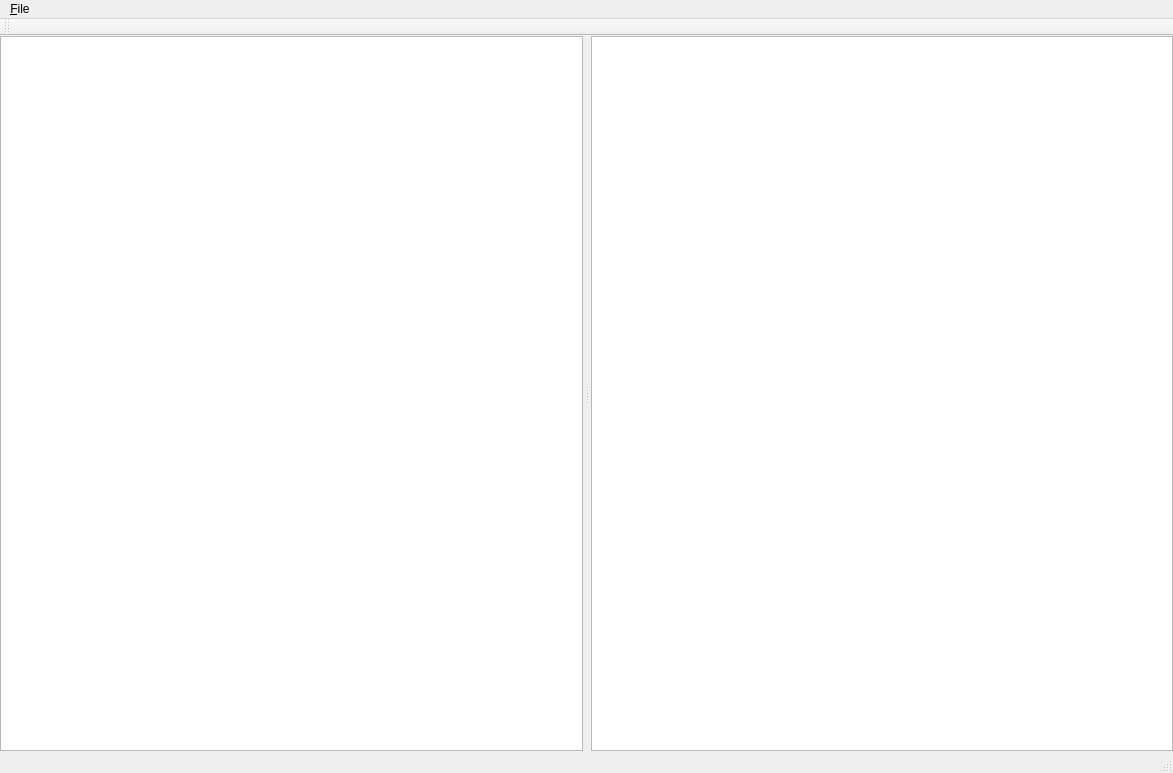
madmaxoft/ContactBookSanitizer, file MainWindow.ui: the form before one commit.
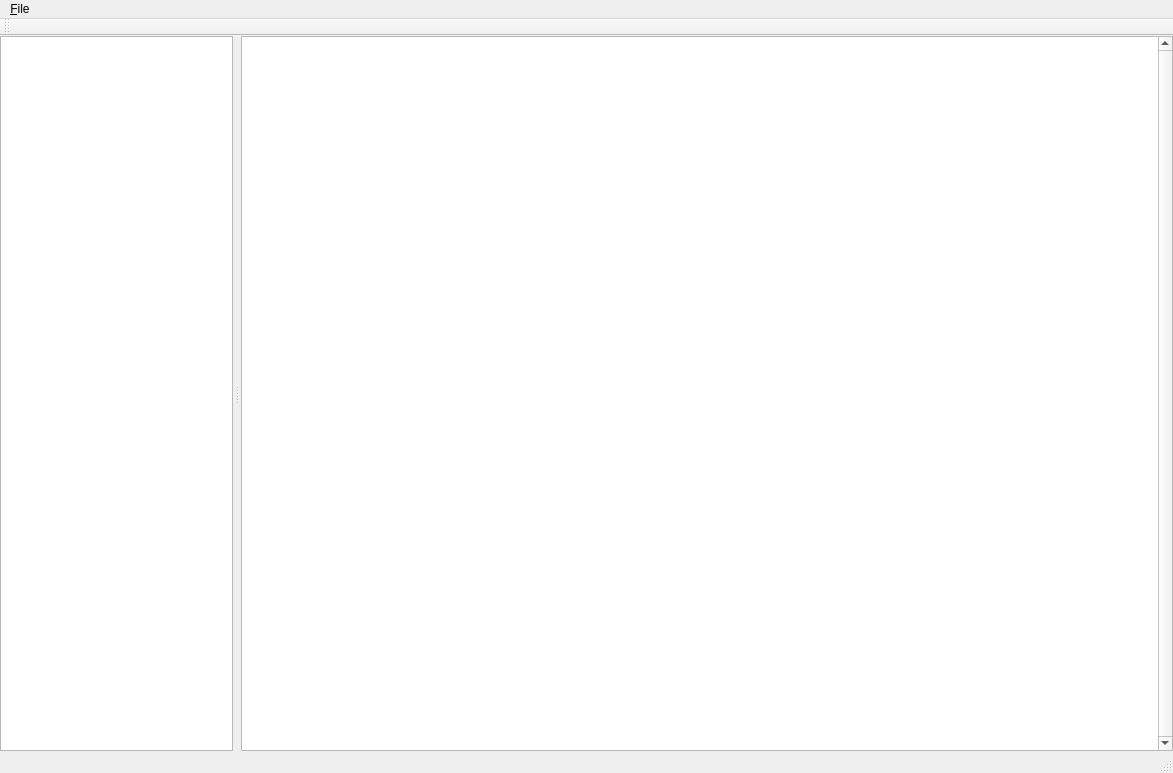
The form after the commit.

```diff
--- a/MainWindow.ui
+++ b/MainWindow.ui
@@ -42,11 +42,27 @@
        <number>8</number>
       </property>
       <widget class="QTreeView" name="tvSession">
+       <property name="sizePolicy">
+        <sizepolicy hsizetype="Expanding" vsizetype="Expanding">
+         <horstretch>1</horstretch>
+         <verstretch>0</verstretch>
+        </sizepolicy>
+       </property>
        <property name="headerHidden">
         <bool>true</bool>
        </property>
       </widget>
-      <widget class="QTreeView" name="tvContactBook"/>
+      <widget class="QTreeView" name="tvContactBook">
+       <property name="sizePolicy">
+        <sizepolicy hsizetype="Expanding" vsizetype="Expanding">
+         <horstretch>4</horstretch>
+         <verstretch>0</verstretch>
+        </sizepolicy>
+       </property>
+       <property name="verticalScrollBarPolicy">
+        <enum>Qt::ScrollBarAlwaysOn</enum>
+       </property>
+      </widget>
      </widget>
     </item>
    </layout>
```
